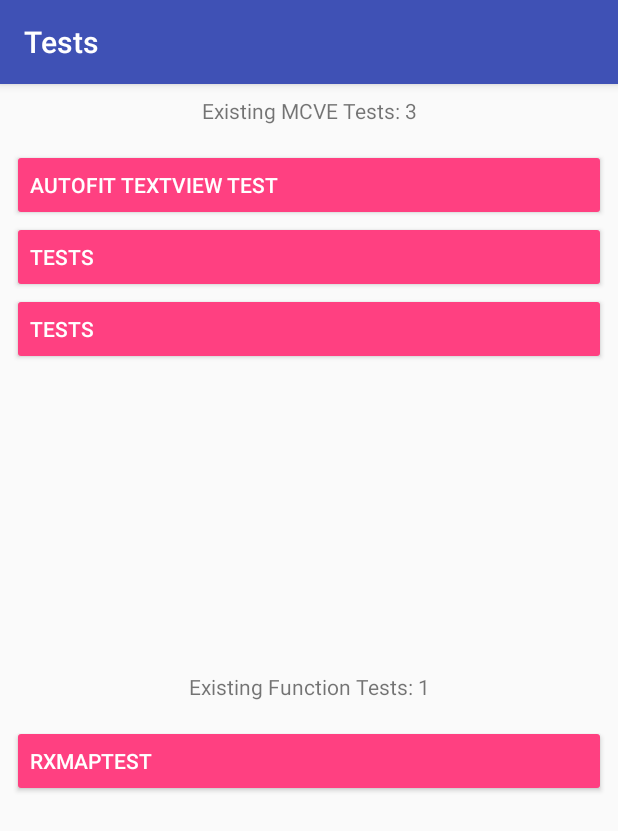
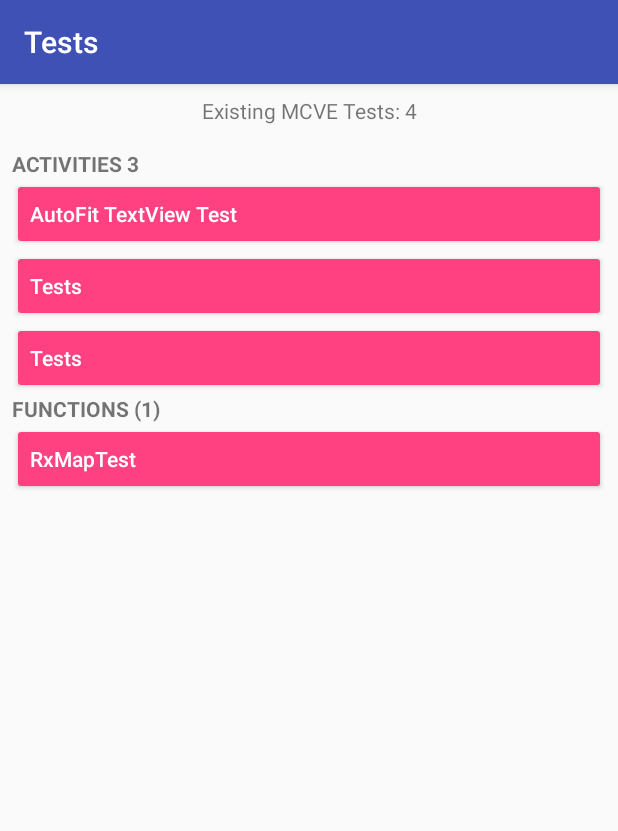
Before and after one commit to MFlisar/tests, an Android app: the screen it shows after launch (MainActivity), on a phone screen of 412 x 824 dp. Shown: the top 831 px of the screen. Run offline under Robolectric (Android 15) with nearby library versions, the phone set to English and light mode, and no system bars; our stand-ins replace data binding.

Commit message:
test activity layout improved

```diff
--- a/app/src/main/java/com/michaelflisar/tests/MainActivity.kt
+++ b/app/src/main/java/com/michaelflisar/tests/MainActivity.kt
@@ -9,6 +9,7 @@ import android.os.Bundle
 import android.support.v7.app.AppCompatActivity
 import android.view.View
 import android.widget.TextView
+import android.widget.Toast
 import com.michaelflisar.tests.databinding.MainActivityBinding
 import com.michaelflisar.tests.tests.RxMapTest
 import java.util.*
@@ -21,29 +22,30 @@ class MainActivity : AppCompatActivity(), View.OnClickListener {
         }
     }
 
+    lateinit var binding: MainActivityBinding
+
     override fun onCreate(savedInstanceState: Bundle?) {
         super.onCreate(savedInstanceState)
-        val binding = DataBindingUtil.setContentView<MainActivityBinding>(this, R.layout.main_activity)
+        binding = DataBindingUtil.setContentView<MainActivityBinding>(this, R.layout.main_activity)
 
-        val activities = createSubActivityButtons(binding)
-        binding.tvInfo.text = String.format("Existing MCVE Tests: %d", activities)
+        val testCases = createSubActivityButtons() + FUNCTIONS.size
+        createFunctionTestButtons()
 
-        val functions = createFunctionTestButtons(binding)
-        binding.tvInfo2.setText(String.format("Existing Function Tests: %d", functions))
+        binding.tvInfo.text = String.format("Existing MCVE Tests: %d", testCases)
     }
 
-    private fun createSubActivityButtons(binding: MainActivityBinding): Int {
+    private fun createSubActivityButtons(): Int {
+
         var activities = 0
         try {
             val list = packageManager.getPackageInfo(packageName, PackageManager.GET_ACTIVITIES).activities
             activities = list.size - 1
+
+            addHeader("Activities $activities")
+
             for (info in list) {
                 if (info.name != MainActivity::class.java.name) {
-                    val tv = layoutInflater.inflate(R.layout.main_activity_list_item, binding.llActivities, false) as TextView
-                    tv.tag = info
-                    tv.text = info.loadLabel(packageManager)
-                    tv.setOnClickListener(this)
-                    binding.llActivities.addView(tv)
+                    addItem(info.loadLabel(packageManager).toString(), info)
                 }
             }
         } catch (e: PackageManager.NameNotFoundException) {
@@ -53,16 +55,27 @@ class MainActivity : AppCompatActivity(), View.OnClickListener {
         return activities
     }
 
-    private fun createFunctionTestButtons(binding: MainActivityBinding): Int {
+    private fun createFunctionTestButtons() {
+        addHeader("Functions (${FUNCTIONS.size})")
         for (i in 0..FUNCTIONS.size - 1) {
-            val tv = layoutInflater.inflate(R.layout.main_activity_list_item, binding.llActivities, false) as TextView
-            tv.tag = i
-            tv.setText(FUNCTIONS[i].first)
-            tv.setOnClickListener(this)
-            binding.llFunctions.addView(tv)
+            addItem(FUNCTIONS[i].first, i)
         }
-        return FUNCTIONS.size
     }
+
+    private fun addHeader(label: String) {
+        val tv = layoutInflater.inflate(R.layout.main_activity_list_header_item, binding.llTests, false) as TextView
+        tv.setText(label)
+        binding.llTests.addView(tv)
+    }
+
+    private fun addItem(label: String, tag: Any) {
+        val tv = layoutInflater.inflate(R.layout.main_activity_list_item, binding.llTests, false) as TextView
+        tv.tag = tag
+        tv.setText(label)
+        tv.setOnClickListener(this)
+        binding.llTests.addView(tv)
+    }
+
 
     override fun onClick(v: View) {
         // no security checks, we know what we get
@@ -75,6 +88,8 @@ class MainActivity : AppCompatActivity(), View.OnClickListener {
         } else {
             val index = v.tag as Int
             FUNCTIONS[index].second.run()
+
+            Toast.makeText(this, "Function executed: ${FUNCTIONS[index].first}", Toast.LENGTH_SHORT).show()
         }
 
 
--- a/app/src/main/res/layout/main_activity.xml
+++ b/app/src/main/res/layout/main_activity.xml
@@ -6,11 +6,6 @@
         android:layout_height="match_parent"
         android:orientation="vertical">
 
-        <LinearLayout
-            android:layout_width="match_parent"
-            android:layout_height="0dp"
-            android:layout_weight="1"
-            android:orientation="vertical">
 
         <TextView
             android:id="@+id/tvInfo"
@@ -25,7 +20,7 @@
             android:padding="8dp">
 
             <LinearLayout
-                    android:id="@+id/llActivities"
+                android:id="@+id/llTests"
                 android:layout_width="match_parent"
                 android:layout_height="match_parent"
                 android:orientation="vertical">
@@ -36,36 +31,5 @@
 
     </LinearLayout>
 
-        <LinearLayout
-            android:layout_width="match_parent"
-            android:layout_height="0dp"
-            android:layout_weight="1"
-            android:orientation="vertical">
-
-            <TextView
-                android:id="@+id/tvInfo2"
-                android:layout_width="match_parent"
-                android:layout_height="wrap_content"
-                android:gravity="center_horizontal"
-                android:padding="8dp"/>
-
-            <ScrollView
-                android:layout_width="match_parent"
-                android:layout_height="match_parent"
-                android:padding="8dp">
-
-                <LinearLayout
-                    android:id="@+id/llFunctions"
-                    android:layout_width="match_parent"
-                    android:layout_height="match_parent"
-                    android:orientation="vertical">
-
-                </LinearLayout>
-
-            </ScrollView>
-
-        </LinearLayout>
-
-    </LinearLayout>
 
 </layout>
--- /dev/null
+++ b/app/src/main/res/layout/main_activity_list_header_item.xml
@@ -0,0 +1,9 @@
+<?xml version="1.0" encoding="utf-8"?>
+<TextView
+    xmlns:android="http://schemas.android.com/apk/res/android"
+    android:layout_width="match_parent"
+    android:layout_height="wrap_content"
+    android:textAllCaps="true"
+    android:textStyle="bold">
+
+</TextView>
--- a/app/src/main/res/layout/main_activity_list_item.xml
+++ b/app/src/main/res/layout/main_activity_list_item.xml
@@ -1,8 +1,9 @@
 <?xml version="1.0" encoding="utf-8"?>
-<Button xmlns:android="http://schemas.android.com/apk/res/android"
-    style="@style/Widget.AppCompat.Button.Colored"
-    android:layout_width="match_parent"
-    android:layout_height="wrap_content"
-    android:gravity="center_vertical">
+<Button style="@style/Widget.AppCompat.Button.Colored"
+        xmlns:android="http://schemas.android.com/apk/res/android"
+        android:layout_width="match_parent"
+        android:layout_height="wrap_content"
+        android:gravity="center_vertical"
+        android:textAllCaps="false">
 
 </Button>
```
Lines whose indentation alone changed are shown as unchanged.
